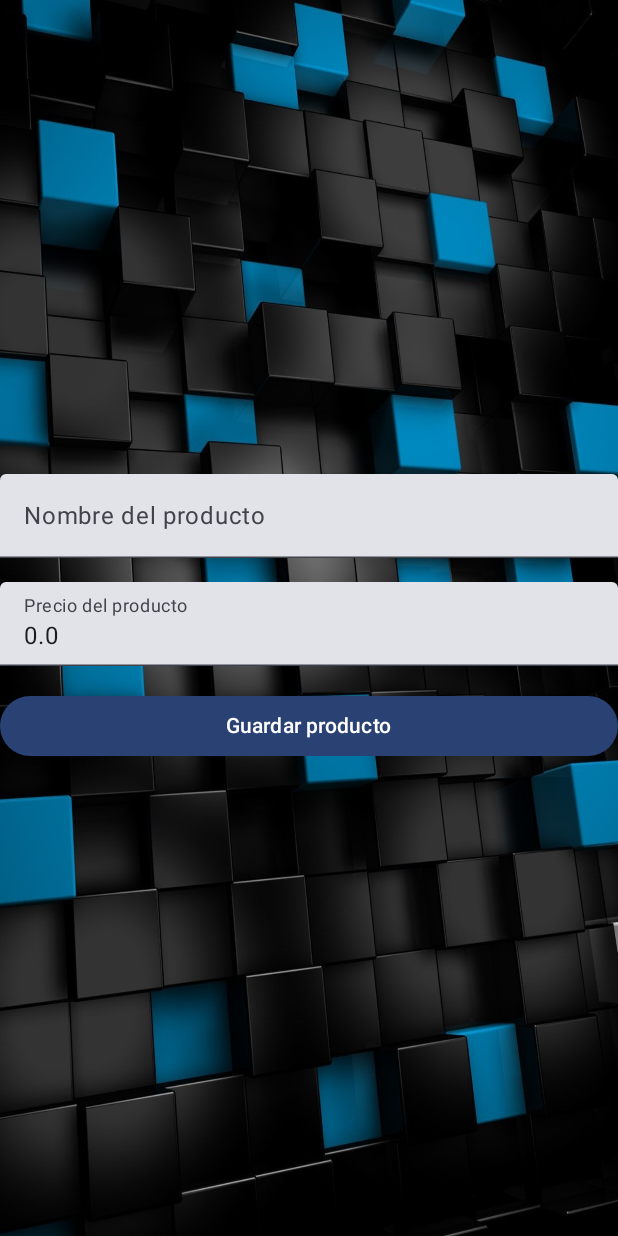
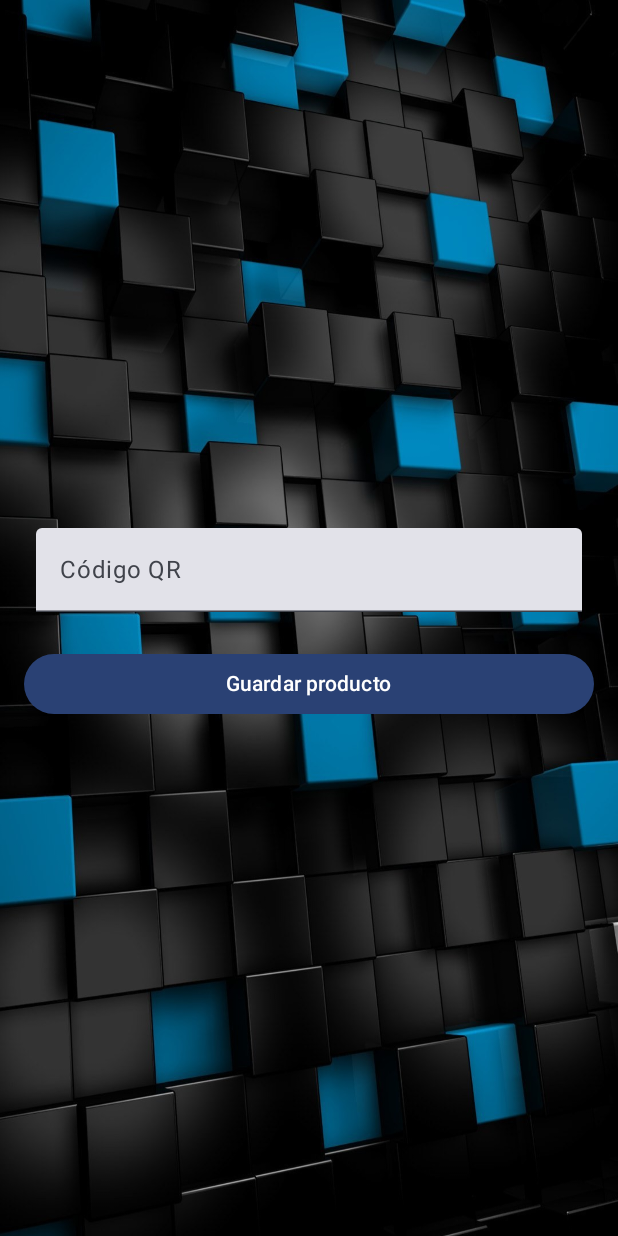
Before and after one commit to Meguiito/proyectotiendaropa, an Android app built with Jetpack Compose: the AddProductActivity screen opened directly, with no data from a screen before it, after a tap on "Guardar producto", on a phone screen of 412 x 824 dp. Run offline under Robolectric (Android 15) with nearby library versions, the phone set to English and light mode, and no system bars; 1 statement that could not run was skipped.

Commit message:
Se añadio ver productos vendidos y añadir productos vendidos solo escribiendo su codigo qr
Se añadio ver productos vendidos y añadir productos vendidos solo escribiendo su codigo qr esta todo totalmente funcional

```diff
--- a/app/src/main/java/com/example/myapplication/AddProductActivity.kt
+++ b/app/src/main/java/com/example/myapplication/AddProductActivity.kt
@@ -1,15 +1,19 @@
 package com.example.myapplication
+
 
 import android.os.Bundle
 import android.widget.Toast
 import androidx.activity.ComponentActivity
 import androidx.activity.compose.setContent
+import androidx.compose.foundation.Image
 import androidx.compose.foundation.layout.Arrangement
+import androidx.compose.foundation.layout.Box
 import androidx.compose.foundation.layout.Column
 import androidx.compose.foundation.layout.Spacer
 import androidx.compose.foundation.layout.fillMaxSize
 import androidx.compose.foundation.layout.fillMaxWidth
 import androidx.compose.foundation.layout.height
+import androidx.compose.foundation.layout.padding
 import androidx.compose.material3.Button
 import androidx.compose.material3.Text
 import androidx.compose.material3.TextField
@@ -18,7 +22,8 @@ import androidx.compose.runtime.mutableStateOf
 import androidx.compose.runtime.remember
 import androidx.compose.ui.Alignment
 import androidx.compose.ui.Modifier
-import androidx.compose.ui.platform.LocalContext
+import androidx.compose.ui.layout.ContentScale
+import androidx.compose.ui.res.painterResource
 import androidx.compose.ui.unit.dp
 import com.example.myapplication.ui.theme.MyApplicationTheme
 import retrofit2.Call
@@ -30,13 +35,11 @@ import retrofit2.http.Body
 import retrofit2.http.POST
 
 data class ProductData(
-    val Producto: String,
-    val Precio: String,
-    val toDouble: Double
+    val qr_id: String
 )
 
 interface AddProductService {
-    @POST("productos")
+    @POST("ventas") // Endpoint actualizado
     fun addProduct(@Body productData: ProductData): Call<Map<String, String>>
 }
 
@@ -59,40 +62,32 @@ class AddProductActivity : ComponentActivity() {
 
     @Composable
     fun AddProductScreen() {
-        val (productName, setProductName) = remember { mutableStateOf("") }
-        val (productPrice, setProductPrice) = remember { mutableStateOf(0.0) }
-        val context = LocalContext.current
+        val (qrId, setQrId) = remember { mutableStateOf("") }
 
-        BoxWithBackground {
+        BoxWithBackgroundForAddProduct {
             Column(
-                modifier = Modifier.fillMaxSize(),
+                modifier = Modifier
+                    .fillMaxSize()
+                    .padding(16.dp),
                 verticalArrangement = Arrangement.Center,
                 horizontalAlignment = Alignment.CenterHorizontally
             ) {
                 TextField(
-                    value = productName,
-                    onValueChange = setProductName,
-                    label = { Text("Nombre del producto") },
-                    modifier = Modifier.fillMaxWidth()
-                )
-
-                Spacer(modifier = Modifier.height(16.dp))
-
-                TextField(
-                    value = productPrice.toString(),
-                    onValueChange = { setProductPrice(it.toDoubleOrNull() ?: 0.0) },
-                    label = { Text("Precio del producto") },
-                    modifier = Modifier.fillMaxWidth()
+                    value = qrId,
+                    onValueChange = { setQrId(it) },
+                    label = { Text("Código QR") },
+                    modifier = Modifier
+                        .fillMaxWidth()
+                        .padding(8.dp)
                 )
 
                 Spacer(modifier = Modifier.height(16.dp))
 
                 Button(
                     onClick = {
-                        addProduct(productName, productPrice)
-                        // Limpiar los campos después de agregar el producto
-                        setProductName("")
-                        setProductPrice(0.0)
+                        addProduct(qrId)
+                        // Limpiar el campo después de agregar el producto
+                        setQrId("")
                     },
                     modifier = Modifier.fillMaxWidth()
                 ) {
@@ -102,9 +97,9 @@ class AddProductActivity : ComponentActivity() {
         }
     }
 
-    private fun addProduct(name: String, price: Double) {
+    private fun addProduct(qrId: String) {
         val addProductService = retrofit.create(AddProductService::class.java)
-        val productData = ProductData(name, price.toString(), price.toDouble())
+        val productData = ProductData(qrId)
 
         val call = addProductService.addProduct(productData)
         call.enqueue(object : Callback<Map<String, String>> {
@@ -122,3 +117,20 @@ class AddProductActivity : ComponentActivity() {
         })
     }
 }
+
+@Composable
+fun BoxWithBackgroundForAddProduct(content: @Composable () -> Unit) {
+    val backgroundImage = painterResource(id = R.drawable.fotofondo) // Asegúrate de tener esta importación
+    Box(
+        modifier = Modifier.fillMaxSize(), // Esta línea hace que el contenedor Box ocupe todo el espacio disponible
+        contentAlignment = Alignment.Center
+    ) {
+        Image(
+            painter = backgroundImage,
+            contentDescription = null,
+            modifier = Modifier.fillMaxSize(),
+            contentScale = ContentScale.FillBounds
+        )
+        content()
+    }
+}
--- a/app/src/main/java/com/example/myapplication/EditarActivity.kt
+++ b/app/src/main/java/com/example/myapplication/EditarActivity.kt
@@ -1,16 +1,32 @@
 package com.example.myapplication
+
 import android.content.Intent
 import android.os.Bundle
 import androidx.activity.ComponentActivity
 import androidx.activity.compose.setContent
 import androidx.compose.foundation.Image
 import androidx.compose.foundation.background
-import androidx.compose.foundation.layout.*
+import androidx.compose.foundation.layout.Box
+import androidx.compose.foundation.layout.Column
+import androidx.compose.foundation.layout.Spacer
+import androidx.compose.foundation.layout.fillMaxSize
+import androidx.compose.foundation.layout.fillMaxWidth
+import androidx.compose.foundation.layout.height
+import androidx.compose.foundation.layout.padding
 import androidx.compose.foundation.shape.RoundedCornerShape
 import androidx.compose.material.icons.Icons
 import androidx.compose.material.icons.outlined.ArrowBack
-import androidx.compose.material3.*
-import androidx.compose.runtime.*
+import androidx.compose.material3.Button
+import androidx.compose.material3.CircularProgressIndicator
+import androidx.compose.material3.Icon
+import androidx.compose.material3.IconButton
+import androidx.compose.material3.Text
+import androidx.compose.material3.TextField
+import androidx.compose.runtime.Composable
+import androidx.compose.runtime.getValue
+import androidx.compose.runtime.mutableStateOf
+import androidx.compose.runtime.remember
+import androidx.compose.runtime.setValue
 import androidx.compose.ui.Alignment
 import androidx.compose.ui.Modifier
 import androidx.compose.ui.graphics.Color
@@ -27,17 +43,17 @@ import retrofit2.Callback
 import retrofit2.Response
 import retrofit2.Retrofit
 import retrofit2.converter.gson.GsonConverterFactory
-import retrofit2.http.*
-
-import androidx.compose.runtime.Composable
-
+import retrofit2.http.Body
+import retrofit2.http.GET
+import retrofit2.http.PUT
+import retrofit2.http.Path
 
 
 class EditarActivity : ComponentActivity() {
 
     private val retrofit: Retrofit by lazy {
         Retrofit.Builder()
-            .baseUrl("http://192.168.0.4:5000/")
+            .baseUrl("http://127.0.0.1:5000/")
             .addConverterFactory(GsonConverterFactory.create())
             .build()
     }
--- a/app/src/main/java/com/example/myapplication/SalesActivity.kt
+++ b/app/src/main/java/com/example/myapplication/SalesActivity.kt
@@ -1,4 +1,5 @@
 package com.example.myapplication
+
 
 import android.content.Intent
 import android.os.Bundle
@@ -51,10 +52,10 @@ data class Product(
 )
 
 interface SalesProductService {
-    @GET("productos")
+    @GET("ventas")
     fun getProducts(): Call<List<Product>>
 
-    @POST("productos")
+    @POST("ventas")
     fun addProduct(@Body productData: Map<String, Any>): Call<Map<String, String>>
 }
 
@@ -62,7 +63,7 @@ class SalesActivity : ComponentActivity() {
 
     private val retrofit: Retrofit by lazy {
         Retrofit.Builder()
-            .baseUrl("http://192.168.0.4:5000/")
+            .baseUrl("http://127.0.0.1:5000/")
             .addConverterFactory(GsonConverterFactory.create())
             .build()
     }
```
